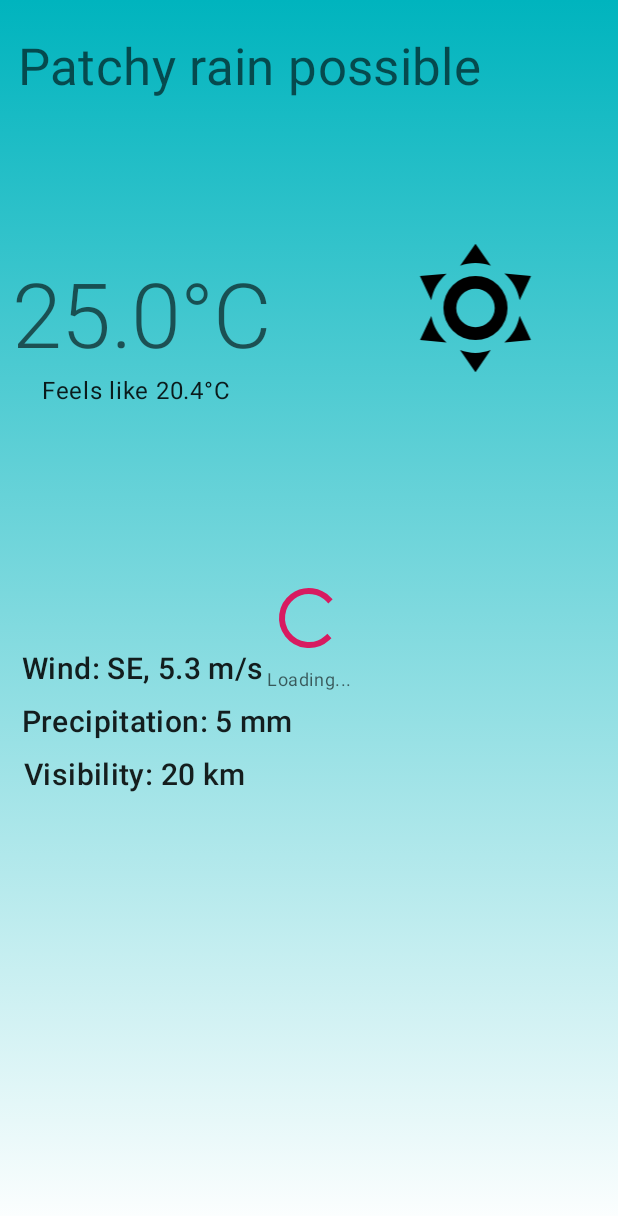
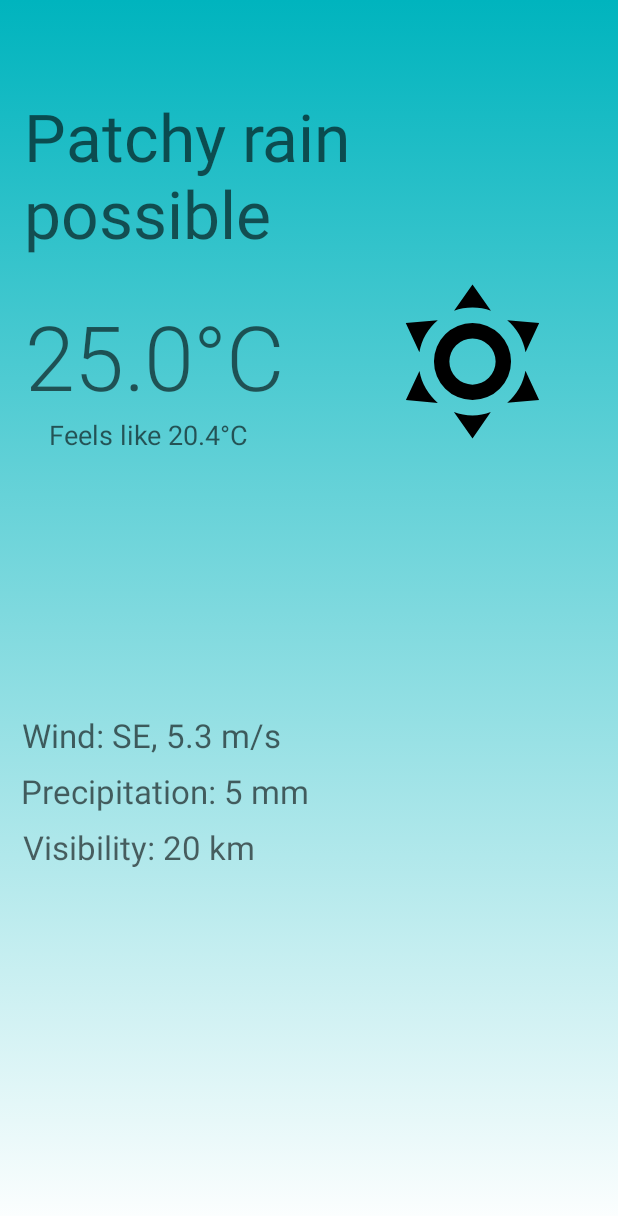
Before and after one commit to BCarlosH/ForecastApp, an Android app: the layout current_weather_fragment.xml on its own in the app's theme, with its tools: preview values and no code run, on a phone screen of 412 x 824 dp. Shown: the top 1216 px of the screen. Run offline under Robolectric (Android 15) with nearby library versions, the phone set to English and light mode, and no system bars.

Commit message:
Some visual improvements added

```diff
--- a/app/src/main/java/com/example/carlos/forecastapp/ui/weather/current/CurrentWeatherFragment.kt
+++ b/app/src/main/java/com/example/carlos/forecastapp/ui/weather/current/CurrentWeatherFragment.kt
@@ -48,6 +48,8 @@ class CurrentWeatherFragment : ScopedFragment(), KodeinAware {
     private fun bindUI() = launch {
         val currentWeather = viewModel.weather.await()
         val weatherLocation = viewModel.weatherLocation.await()
+
+        group_loading.visibility = View.VISIBLE
 
         //Create currentWeather observer
         currentWeather.observe(this@CurrentWeatherFragment, Observer {
--- a/app/src/main/java/com/example/carlos/forecastapp/ui/weather/future/list/FutureListWeatherFragment.kt
+++ b/app/src/main/java/com/example/carlos/forecastapp/ui/weather/future/list/FutureListWeatherFragment.kt
@@ -54,6 +54,8 @@ class FutureListWeatherFragment : ScopedFragment(), KodeinAware {
         val futureWeather = viewModel.futureWeatherList.await()
         val weatherLocation = viewModel.weatherLocation.await()
 
+        group_loading.visibility = View.VISIBLE
+
         futureWeather.observe(this@FutureListWeatherFragment, Observer { futureWeatherList ->
             if (futureWeatherList == null) return@Observer
 
--- a/app/src/main/res/layout-land/current_weather_fragment.xml
+++ b/app/src/main/res/layout-land/current_weather_fragment.xml
@@ -20,6 +20,7 @@
             android:layout_width="wrap_content"
             android:layout_height="wrap_content"
             android:layout_marginEnd="8dp"
+            android:visibility="gone"
             app:constraint_referenced_ids="progressBar_loading, textView_loading"
             app:layout_constraintEnd_toEndOf="parent"
             app:layout_constraintTop_toTopOf="parent"/>
@@ -61,14 +62,12 @@
             android:layout_marginStart="8dp"
             android:layout_marginTop="8dp"
             android:layout_marginEnd="8dp"
-            android:layout_marginBottom="8dp"
-            android:textAppearance="@style/TextAppearance.MaterialComponents.Headline4"
-            app:layout_constraintBottom_toBottomOf="parent"
+            android:textSize="36sp"
+            android:textAppearance="@style/TextAppearance.MaterialComponents.Headline3"
             app:layout_constraintEnd_toEndOf="parent"
-
+            app:layout_constraintBottom_toTopOf="@+id/imageView_condition_icon"
             app:layout_constraintStart_toStartOf="parent"
             app:layout_constraintTop_toTopOf="parent"
-            app:layout_constraintVertical_bias="0.017"
             tools:text="Patchy rain possible"/>
 
     <ImageView
@@ -111,7 +110,8 @@
             android:layout_height="wrap_content"
             android:layout_marginEnd="8dp"
             android:layout_marginBottom="8dp"
-            android:textAppearance="@style/TextAppearance.MaterialComponents.Body1"
+            android:textSize="18sp"
+            android:textAppearance="@style/TextAppearance.MaterialComponents.Headline3"
             app:layout_constraintEnd_toEndOf="@+id/textView_temperature"
             app:layout_constraintStart_toStartOf="@+id/textView_temperature"
             app:layout_constraintTop_toBottomOf="@+id/textView_temperature"
@@ -126,7 +126,8 @@
             android:layout_marginTop="8dp"
             android:layout_marginEnd="8dp"
             android:layout_marginBottom="8dp"
-            android:textAppearance="@style/TextAppearance.MaterialComponents.Headline6"
+            android:textSize="20sp"
+            android:textAppearance="@style/TextAppearance.MaterialComponents.Headline3"
             app:layout_constraintBottom_toBottomOf="parent"
             app:layout_constraintStart_toStartOf="parent"
             app:layout_constraintTop_toBottomOf="@+id/imageView_condition_icon"
@@ -141,7 +142,8 @@
             android:layout_marginTop="8dp"
             android:layout_marginEnd="8dp"
             android:layout_marginBottom="8dp"
-            android:textAppearance="@style/TextAppearance.MaterialComponents.Headline6"
+            android:textSize="20sp"
+            android:textAppearance="@style/TextAppearance.MaterialComponents.Headline3"
             app:layout_constraintBottom_toBottomOf="@+id/textView_wind"
             app:layout_constraintTop_toTopOf="@+id/textView_wind"
             app:layout_constraintEnd_toStartOf="@+id/textView_visibility"
@@ -156,7 +158,8 @@
             android:layout_marginTop="8dp"
             android:layout_marginEnd="8dp"
             android:layout_marginBottom="8dp"
-            android:textAppearance="@style/TextAppearance.MaterialComponents.Headline6"
+            android:textSize="20sp"
+            android:textAppearance="@style/TextAppearance.MaterialComponents.Headline3"
             app:layout_constraintBottom_toBottomOf="@+id/textView_precipitation"
             app:layout_constraintEnd_toEndOf="parent"
             app:layout_constraintTop_toTopOf="@+id/textView_precipitation"
--- a/app/src/main/res/layout/current_weather_fragment.xml
+++ b/app/src/main/res/layout/current_weather_fragment.xml
@@ -20,6 +20,7 @@
             android:layout_width="wrap_content"
             android:layout_height="wrap_content"
             android:layout_marginEnd="8dp"
+            android:visibility="gone"
             app:constraint_referenced_ids="progressBar_loading, textView_loading"
             app:layout_constraintEnd_toEndOf="parent"
             app:layout_constraintTop_toTopOf="parent"/>
@@ -56,19 +57,19 @@
 
     <TextView
             android:id="@+id/textView_condition"
-            android:layout_width="wrap_content"
-            android:layout_height="wrap_content"
-            android:layout_marginStart="8dp"
+            android:layout_width="0dp"
+            android:layout_height="0dp"
+            android:layout_marginStart="16dp"
             android:layout_marginTop="8dp"
-            android:layout_marginEnd="8dp"
             android:layout_marginBottom="8dp"
-            android:textAppearance="@style/TextAppearance.MaterialComponents.Headline4"
-            app:layout_constraintBottom_toBottomOf="parent"
-            app:layout_constraintEnd_toEndOf="parent"
-            app:layout_constraintHorizontal_bias="0.043"
+            android:layout_marginEnd="16dp"
+            android:gravity="bottom"
+            android:textSize="44sp"
+            android:textAppearance="@style/TextAppearance.MaterialComponents.Headline3"
             app:layout_constraintStart_toStartOf="parent"
             app:layout_constraintTop_toTopOf="parent"
-            app:layout_constraintVertical_bias="0.017"
+            app:layout_constraintEnd_toEndOf="parent"
+            app:layout_constraintBottom_toTopOf="@+id/imageView_condition_icon"
             tools:text="Patchy rain possible"/>
 
     <ImageView
@@ -85,8 +86,8 @@
             app:layout_constraintHorizontal_bias="0.593"
             app:layout_constraintStart_toEndOf="@+id/guideline"
             app:layout_constraintTop_toTopOf="parent"
-            app:layout_constraintVertical_bias="0.207"
-            app:layout_constraintWidth_percent="0.25"
+            app:layout_constraintVertical_bias="0.25"
+            app:layout_constraintWidth_percent="0.30"
             tools:src="@drawable/ic_weather_sunny"
             tools:tint="#f9a920"/>
 
@@ -100,10 +101,8 @@
             android:textAppearance="@style/TextAppearance.MaterialComponents.Headline2"
             app:layout_constraintBottom_toBottomOf="@+id/imageView_condition_icon"
             app:layout_constraintEnd_toStartOf="@+id/guideline"
-            app:layout_constraintHorizontal_bias="0.0"
             app:layout_constraintStart_toStartOf="parent"
             app:layout_constraintTop_toTopOf="@+id/imageView_condition_icon"
-            app:layout_constraintVertical_bias="1.0"
             tools:text="25.0°C"/>
 
     <TextView
@@ -112,11 +111,11 @@
             android:layout_height="wrap_content"
             android:layout_marginEnd="8dp"
             android:layout_marginBottom="8dp"
-            android:textAppearance="@style/TextAppearance.MaterialComponents.Body1"
+            android:textSize="18sp"
+            android:textAppearance="@style/TextAppearance.MaterialComponents.Headline3"
             app:layout_constraintEnd_toEndOf="@+id/textView_temperature"
             app:layout_constraintStart_toStartOf="@+id/textView_temperature"
             app:layout_constraintTop_toBottomOf="@+id/textView_temperature"
-            app:layout_constraintVertical_bias="0.0"
             tools:text="Feels like 20.4°C"/>
 
     <TextView
@@ -127,13 +126,14 @@
             android:layout_marginTop="8dp"
             android:layout_marginEnd="8dp"
             android:layout_marginBottom="8dp"
-            android:textAppearance="@style/TextAppearance.MaterialComponents.Headline6"
+            android:textSize="22sp"
+            android:textAppearance="@style/TextAppearance.MaterialComponents.Headline3"
             app:layout_constraintBottom_toBottomOf="parent"
             app:layout_constraintEnd_toEndOf="parent"
-            app:layout_constraintHorizontal_bias="0.028"
+            app:layout_constraintHorizontal_bias="0.03"
             app:layout_constraintStart_toStartOf="parent"
             app:layout_constraintTop_toTopOf="parent"
-            app:layout_constraintVertical_bias="0.542"
+            app:layout_constraintVertical_bias="0.60"
             tools:text="Wind: SE, 5.3 m/s"/>
 
     <TextView
@@ -144,10 +144,11 @@
             android:layout_marginTop="8dp"
             android:layout_marginEnd="8dp"
             android:layout_marginBottom="8dp"
-            android:textAppearance="@style/TextAppearance.MaterialComponents.Headline6"
+            android:textSize="22sp"
+            android:textAppearance="@style/TextAppearance.MaterialComponents.Headline3"
             app:layout_constraintBottom_toBottomOf="parent"
             app:layout_constraintEnd_toEndOf="parent"
-            app:layout_constraintHorizontal_bias="0.031"
+            app:layout_constraintHorizontal_bias="0.03"
             app:layout_constraintStart_toStartOf="parent"
             app:layout_constraintTop_toBottomOf="@+id/textView_wind"
             app:layout_constraintVertical_bias="0.0"
@@ -161,10 +162,11 @@
             android:layout_marginTop="8dp"
             android:layout_marginEnd="8dp"
             android:layout_marginBottom="8dp"
-            android:textAppearance="@style/TextAppearance.MaterialComponents.Headline6"
+            android:textSize="22sp"
+            android:textAppearance="@style/TextAppearance.MaterialComponents.Headline3"
             app:layout_constraintBottom_toBottomOf="parent"
             app:layout_constraintEnd_toEndOf="parent"
-            app:layout_constraintHorizontal_bias="0.031"
+            app:layout_constraintHorizontal_bias="0.03"
             app:layout_constraintStart_toStartOf="parent"
             app:layout_constraintTop_toBottomOf="@+id/textView_precipitation"
             app:layout_constraintVertical_bias="0.0"
--- a/app/src/main/res/layout/future_list_weather_fragment.xml
+++ b/app/src/main/res/layout/future_list_weather_fragment.xml
@@ -3,7 +3,9 @@
         xmlns:android="http://schemas.android.com/apk/res/android"
         xmlns:tools="http://schemas.android.com/tools"
         xmlns:app="http://schemas.android.com/apk/res-auto"
-        android:layout_width="match_parent" android:layout_height="match_parent"
+        android:layout_width="match_parent"
+        android:layout_height="match_parent"
+        android:background="@drawable/gradient_background"
         tools:context=".ui.weather.future.detail.FutureDetailWeatherFragment">
 
     <androidx.constraintlayout.widget.Group
@@ -11,6 +13,7 @@
             android:layout_width="wrap_content"
             android:layout_height="wrap_content"
             android:layout_marginEnd="8dp"
+            android:visibility="gone"
             app:constraint_referenced_ids="progressBar_loading, textView_loading"
             app:layout_constraintEnd_toEndOf="parent"
             app:layout_constraintTop_toTopOf="parent"/>
```
Also changed, not shown: app/src/main/res/layout-land/item_future_weather.xml (+5 -16 lines), app/src/main/res/layout/item_future_weather.xml (+5 -18 lines).
